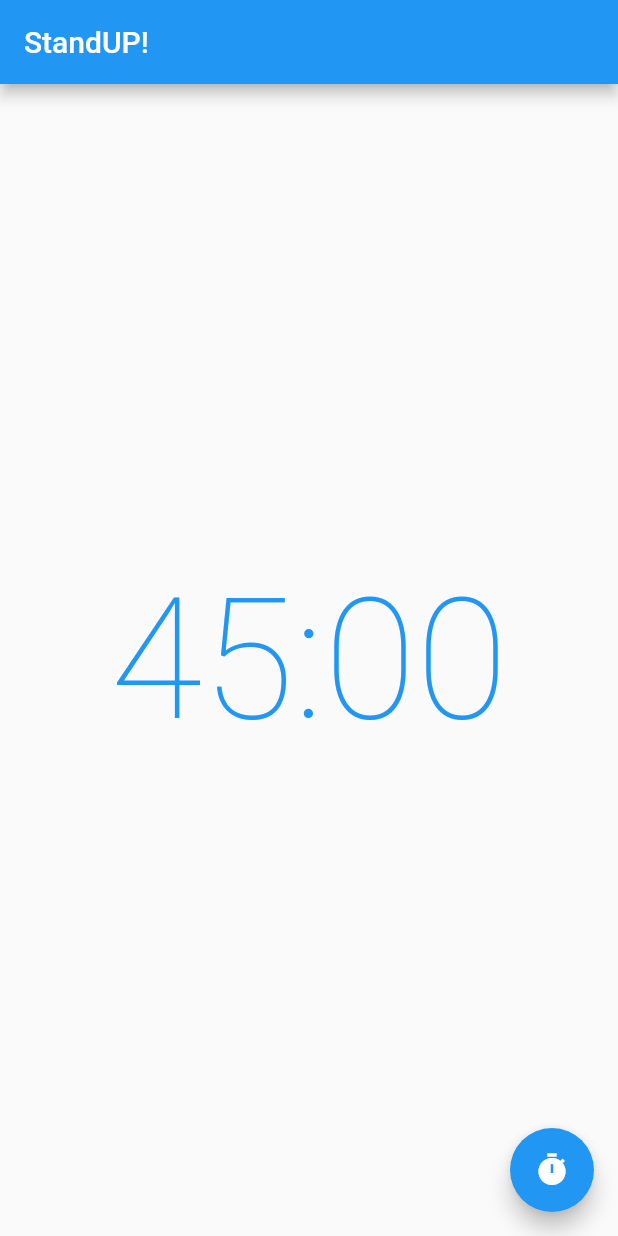
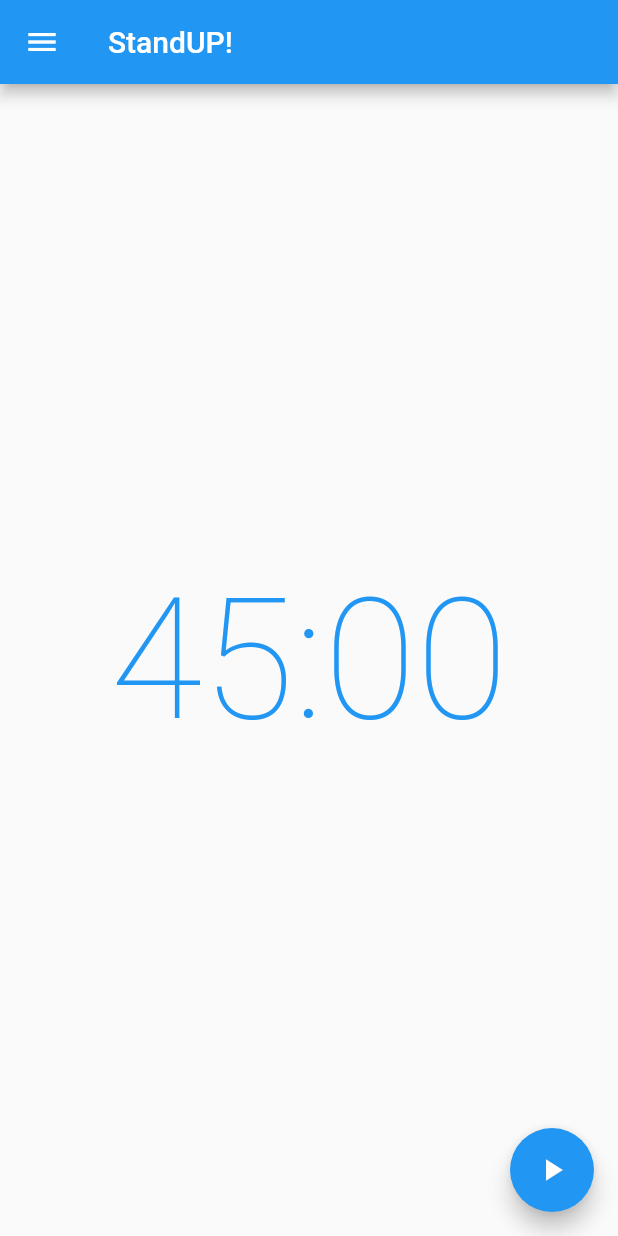
Before and after one commit to NetiSade/standup, a Flutter app: the screen it shows after launch, on a phone screen of 412 x 824 dp. Run offline on Flutter 3.47's test engine with Material 2 defaults, Android fonts, the light colour scheme and no system bars; our stand-ins replace flutter_local_notifications, shared_preferences.

Commit message:
Added Break time support

```diff
--- a/lib/main.dart
+++ b/lib/main.dart
@@ -1,3 +1,4 @@
+import 'package:flutter/cupertino.dart';
 import 'package:flutter/material.dart';
 import 'dart:async';
 import 'package:shared_preferences/shared_preferences.dart';
@@ -40,20 +41,180 @@ class MyHomePage extends StatefulWidget {
   _MyHomePageState createState() => _MyHomePageState();
 }
 
-class _MyHomePageState extends State<MyHomePage> {
-  final _defaultDurationInMin = 45;
+class _MyHomePageState extends State<MyHomePage>
+    with SingleTickerProviderStateMixin {
+  int _workDurationInMin = 45;
+  int _breakDurationInMin = 5;
   Timer _timer;
   bool _running = false;
   DateTime _nextAlert;
   Duration _timeUntilNextAlert;
+  bool _autoRestart = false;
+  bool _inBreak = false;
 
   @override
   void initState() {
     _getAlertTimeFromLocal();
+    _getPrefsFromLocal();
     super.initState();
   }
 
+  @override
+  void dispose() {
+    _timer.cancel();
+
+    super.dispose();
+  }
+
+  @override
+  Widget build(BuildContext context) {
+    return Scaffold(
+      appBar: AppBar(
+        title: Text('StandUP!'),
+      ),
+      body: Center(
+        child: Column(
+          mainAxisAlignment: MainAxisAlignment.center,
+          children: <Widget>[
+            Text(
+              _getTimeText(),
+              style: Theme.of(context)
+                  .textTheme
+                  .headline1
+                  .copyWith(color: Theme.of(context).primaryColor),
+            ),
+            if (_running && _autoRestart)
+              Text(
+                _inBreak ? '⛱️ Break Time ⛱️' : '🛠️ Work Time 🛠️',
+                style: Theme.of(context)
+                    .textTheme
+                    .headline6
+                    .copyWith(color: Theme.of(context).accentColor),
+              ),
+          ],
+        ),
+      ),
+      floatingActionButton: FloatingActionButton(
+          onPressed: () {
+            if (!_running) {
+              _startTimer();
+            } else {
+              _stopTimer();
+            }
+          },
+          child: AnimatedCrossFade(
+            firstChild: Icon(Icons.play_arrow),
+            secondChild: Icon(Icons.stop),
+            crossFadeState:
+                _running ? CrossFadeState.showSecond : CrossFadeState.showFirst,
+            duration: Duration(milliseconds: 300),
+          )),
+      drawer: Drawer(
+        child: ListView(
+          children: <Widget>[
+            DrawerHeader(
+                child: Text('Settings',
+                    style: Theme.of(context)
+                        .textTheme
+                        .headline6
+                        .copyWith(color: Theme.of(context).accentColor))),
+            SwitchListTile(
+              title: Text("Auto Restart"),
+              onChanged: (bool value) {
+                setState(() {
+                  _autoRestart = value;
+                  _savePrefsToLocal();
+                });
+              },
+              value: _autoRestart,
+            ),
+            ListTile(
+              title: Text('Work Time:'),
+              trailing: Container(
+                width: 150,
+                child: Row(
+                  mainAxisAlignment: MainAxisAlignment.spaceBetween,
+                  children: <Widget>[
+                    IconButton(
+                        icon: Icon(
+                          Icons.remove,
+                          color: Theme.of(context).primaryColor,
+                        ),
+                        onPressed: () {
+                          if (_workDurationInMin > 20)
+                            setState(() {
+                              _workDurationInMin -= 5;
+                              _savePrefsToLocal();
+                            });
+                        }),
+                    Text(_workDurationInMin.toString(),
+                        style: Theme.of(context)
+                            .textTheme
+                            .subtitle1
+                            .copyWith(color: Theme.of(context).accentColor)),
+                    IconButton(
+                        icon: Icon(
+                          Icons.add,
+                          color: Theme.of(context).primaryColor,
+                        ),
+                        onPressed: () {
+                          if (_workDurationInMin < 60)
+                            setState(() {
+                              _workDurationInMin += 5;
+                              _savePrefsToLocal();
+                            });
+                        }),
+                  ],
+                ),
+              ),
+            ),
+            ListTile(
+              title: Text('Break Time:'),
+              trailing: Container(
+                width: 150,
+                child: Row(
+                  mainAxisAlignment: MainAxisAlignment.spaceBetween,
+                  children: <Widget>[
+                    IconButton(
+                        icon: Icon(
+                          Icons.remove,
+                          color: Theme.of(context).primaryColor,
+                        ),
+                        onPressed: () {
+                          if (_breakDurationInMin > 1)
+                            setState(() {
+                              _breakDurationInMin -= 1;
+                            });
+                        }),
+                    Text(_breakDurationInMin.toString(),
+                        style: Theme.of(context)
+                            .textTheme
+                            .subtitle1
+                            .copyWith(color: Theme.of(context).accentColor)),
+                    IconButton(
+                        icon: Icon(
+                          Icons.add,
+                          color: Theme.of(context).primaryColor,
+                        ),
+                        onPressed: () {
+                          if (_breakDurationInMin < 15)
+                            setState(() {
+                              _breakDurationInMin += 1;
+                            });
+                        }),
+                  ],
+                ),
+              ),
+            )
+          ],
+        ),
+      ),
+    );
+  }
+
   void _startTimer() {
+    _nextAlert = DateTime.now().add(
+        Duration(minutes: _inBreak ? _breakDurationInMin : _workDurationInMin));
     if (_nextAlert == null || _nextAlert.isBefore(DateTime.now())) {
       return;
     }
@@ -71,6 +232,7 @@ class _MyHomePageState extends State<MyHomePage> {
 
     _schedulNotification();
     _saveAlertTimeToLocal();
+    _savePrefsToLocal();
 
     setState(() {
       _running = true;
@@ -79,10 +241,17 @@ class _MyHomePageState extends State<MyHomePage> {
 
   _onTimerTick(Timer timer) {
     if (_nextAlert == null || DateTime.now().isAfter(_nextAlert)) {
-      timer.cancel();
-      setState(() {
-        _running = false;
-      });
+      if (_autoRestart) {
+        setState(() {
+          _inBreak = !_inBreak;
+        });
+        _startTimer();
+      } else {
+        timer.cancel();
+        setState(() {
+          _running = false;
+        });
+      }
     } else {
       _updateTimeUntilNextAlert();
     }
@@ -103,6 +272,14 @@ class _MyHomePageState extends State<MyHomePage> {
     await prefs.setInt('nextAlert', _nextAlert.millisecondsSinceEpoch);
   }
 
+  _savePrefsToLocal() async {
+    final prefs = await SharedPreferences.getInstance();
+    await prefs.setInt('workDurationInMin', _workDurationInMin);
+    await prefs.setInt('breakDurationInMin', _breakDurationInMin);
+    await prefs.setBool('autoRestart', _autoRestart);
+    await prefs.setBool('inBreak', _inBreak);
+  }
+
   _clearNextAlertFromLocal() async {
     final prefs = await SharedPreferences.getInstance();
     await prefs.setInt('nextAlert', 0);
@@ -121,7 +298,26 @@ class _MyHomePageState extends State<MyHomePage> {
         _startTimer();
       } else {
         _clearNextAlertFromLocal();
+        setState(() {
+          _inBreak = false;
+        });
       }
+    }
+  }
+
+  _getPrefsFromLocal() async {
+    final prefs = await SharedPreferences.getInstance();
+    if (prefs.containsKey('workDurationInMin')) {
+      _workDurationInMin = prefs.getInt('workDurationInMin');
+    }
+    if (prefs.containsKey('breakDurationInMin')) {
+      _breakDurationInMin = prefs.getInt('breakDurationInMin');
+    }
+    if (prefs.containsKey('autoRestart')) {
+      _autoRestart = prefs.getBool('autoRestart');
+    }
+    if (prefs.containsKey('inBreak')) {
+      _inBreak = prefs.getBool('inBreak');
     }
   }
 
@@ -130,57 +326,15 @@ class _MyHomePageState extends State<MyHomePage> {
     await flutterLocalNotificationsPlugin.cancelAll();
     setState(() {
       _running = false;
+      _inBreak = false;
     });
+
     _clearNextAlertFromLocal();
-  }
-
-  @override
-  void dispose() {
-    _timer.cancel();
-    super.dispose();
-  }
-
-  @override
-  Widget build(BuildContext context) {
-    return Scaffold(
-      appBar: AppBar(
-        title: Text('StandUP!'),
-      ),
-      body: Center(
-        child: Column(
-          mainAxisAlignment: MainAxisAlignment.center,
-          children: <Widget>[
-            Text(
-              _getTimeText(),
-              style: Theme.of(context)
-                  .textTheme
-                  .headline1
-                  .copyWith(color: Theme.of(context).primaryColor),
-            )
-          ],
-        ),
-      ),
-      floatingActionButton: !_running
-          ? FloatingActionButton(
-              onPressed: () {
-                _nextAlert = DateTime.now()
-                    .add(Duration(minutes: _defaultDurationInMin));
-                _startTimer();
-              },
-              tooltip: 'Start Timer',
-              child: Icon(Icons.timer),
-            )
-          : FloatingActionButton(
-              onPressed: _stopTimer,
-              tooltip: 'Stop Timer',
-              child: Icon(Icons.stop),
-            ),
-    );
   }
 
   String _getTimeText() {
     if (!_running) {
-      return '$_defaultDurationInMin:00';
+      return '$_workDurationInMin:00';
     }
     return _printDuration(_timeUntilNextAlert);
   }
@@ -194,22 +348,24 @@ class _MyHomePageState extends State<MyHomePage> {
 
   Future<void> _schedulNotification() async {
     await flutterLocalNotificationsPlugin.cancelAll();
-    var scheduledNotificationDateTime = _nextAlert;
-    var androidPlatformChannelSpecifics = AndroidNotificationDetails(
+    final scheduledNotificationDateTime = _nextAlert;
+    final androidPlatformChannelSpecifics = AndroidNotificationDetails(
         'StandUp', 'StandUpReminder', 'StandUp take 5 reminder',
         importance: Importance.Max,
         priority: Priority.Max,
         enableVibration: true,
         enableLights: true,
         channelShowBadge: true,
-        playSound: true);
-    var iOSPlatformChannelSpecifics = IOSNotificationDetails();
-    NotificationDetails platformChannelSpecifics = NotificationDetails(
+        playSound: true,
+        autoCancel: true,
+        showWhen: true);
+    final iOSPlatformChannelSpecifics = IOSNotificationDetails();
+    final platformChannelSpecifics = NotificationDetails(
         androidPlatformChannelSpecifics, iOSPlatformChannelSpecifics);
     await flutterLocalNotificationsPlugin.schedule(
       0,
       'StundUp!',
-      'StundUp and take 5!',
+      _inBreak ? 'Time to back to work!' : 'StundUp and take a break!',
       scheduledNotificationDateTime,
       platformChannelSpecifics,
       androidAllowWhileIdle: true,
```
Also changed, not shown: 34 other files.
